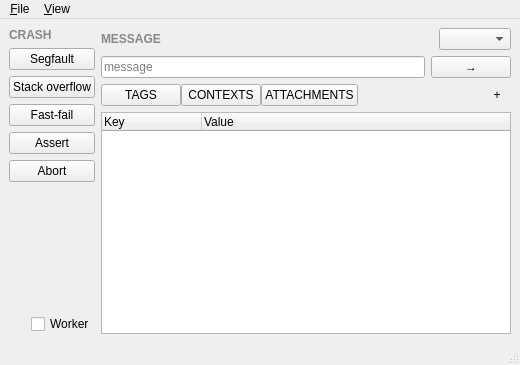
Above: sentrywindow.ui from jpnurmi/sentry-playground before the change. Below: the same form after it.
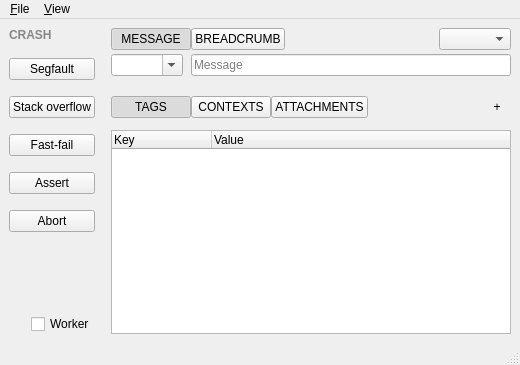
That is the form after the change.

Patch:
```diff
--- a/sentrywindow.ui
+++ b/sentrywindow.ui
@@ -17,6 +17,9 @@
    <layout class="QVBoxLayout" name="rootLayout">
     <item>
      <layout class="QHBoxLayout" name="columnsLayout">
+      <property name="spacing">
+       <number>16</number>
+      </property>
       <item>
        <layout class="QVBoxLayout" name="leftColumn">
         <item>
@@ -88,20 +91,39 @@
       </item>
       <item>
        <layout class="QVBoxLayout" name="rightColumn">
+        <property name="spacing">
+         <number>4</number>
+        </property>
         <item>
-         <layout class="QHBoxLayout" name="captureHeaderLayout">
-          <item>
-           <widget class="QLabel" name="captureHeader">
-            <property name="styleSheet">
-             <string notr="true">color: #888; font-weight: bold;</string>
-            </property>
+         <layout class="QHBoxLayout" name="messageHeaderLayout">
+          <property name="spacing">
+           <number>0</number>
+          </property>
+          <item>
+           <widget class="QPushButton" name="messageButton">
             <property name="text">
              <string>MESSAGE</string>
             </property>
+            <property name="checkable">
+             <bool>true</bool>
+            </property>
+            <property name="checked">
+             <bool>true</bool>
+            </property>
            </widget>
           </item>
           <item>
-           <spacer name="captureHeaderSpacer">
+           <widget class="QPushButton" name="breadcrumbButton">
+            <property name="text">
+             <string>BREADCRUMB</string>
+            </property>
+            <property name="checkable">
+             <bool>true</bool>
+            </property>
+           </widget>
+          </item>
+          <item>
+           <spacer name="messageHeaderSpacer">
             <property name="orientation">
              <enum>Qt::Orientation::Horizontal</enum>
             </property>
@@ -130,28 +152,55 @@
         </item>
         <item>
          <layout class="QHBoxLayout" name="messageLayout">
+          <property name="spacing">
+           <number>8</number>
+          </property>
+          <item>
+           <widget class="QComboBox" name="breadcrumbTypeBox">
+            <property name="sizePolicy">
+             <sizepolicy hsizetype="Maximum" vsizetype="Fixed">
+              <horstretch>0</horstretch>
+              <verstretch>0</verstretch>
+             </sizepolicy>
+            </property>
+            <property name="editable">
+             <bool>true</bool>
+            </property>
+            <property name="sizeAdjustPolicy">
+             <enum>QComboBox::SizeAdjustPolicy::AdjustToContents</enum>
+            </property>
+           </widget>
+          </item>
           <item>
            <widget class="QLineEdit" name="messageText">
             <property name="placeholderText">
-             <string>message</string>
-            </property>
-           </widget>
-          </item>
-          <item>
-           <widget class="QPushButton" name="captureMessageButton">
-            <property name="sizePolicy">
-             <sizepolicy hsizetype="Maximum" vsizetype="Fixed">
-              <horstretch>0</horstretch>
-              <verstretch>0</verstretch>
-             </sizepolicy>
-            </property>
-            <property name="text">
-             <string>→</string>
+             <string>Message</string>
             </property>
            </widget>
           </item>
          </layout>
         </item>
+        <item>
+         <spacer name="sectionSpacer">
+          <property name="orientation">
+           <enum>Qt::Orientation::Vertical</enum>
+          </property>
+          <property name="sizeType">
+           <enum>QSizePolicy::Policy::Fixed</enum>
+          </property>
+          <property name="sizeHint" stdset="0">
+           <size>
+            <width>0</width>
+            <height>16</height>
+           </size>
+          </property>
+         </spacer>
+        </item>
+        <item>
+         <layout class="QVBoxLayout" name="categorySection">
+          <property name="spacing">
+           <number>12</number>
+          </property>
         <item>
          <layout class="QHBoxLayout" name="categoryHeaderLayout">
           <property name="spacing">
@@ -159,41 +208,35 @@
           </property>
           <item>
            <widget class="QPushButton" name="tagsButton">
-            <property name="checkable">
-             <bool>true</bool>
-            </property>
-            <property name="autoExclusive">
-             <bool>true</bool>
-            </property>
             <property name="text">
              <string>TAGS</string>
             </property>
+              <property name="checkable">
+               <bool>true</bool>
+              </property>
+              <property name="checked">
+               <bool>true</bool>
+              </property>
            </widget>
           </item>
           <item>
            <widget class="QPushButton" name="contextsButton">
-            <property name="checkable">
-             <bool>true</bool>
-            </property>
-            <property name="autoExclusive">
-             <bool>true</bool>
-            </property>
             <property name="text">
              <string>CONTEXTS</string>
             </property>
+              <property name="checkable">
+               <bool>true</bool>
+              </property>
            </widget>
           </item>
           <item>
            <widget class="QPushButton" name="attachmentsButton">
-            <property name="checkable">
-             <bool>true</bool>
-            </property>
-            <property name="autoExclusive">
-             <bool>true</bool>
-            </property>
             <property name="text">
              <string>ATTACHMENTS</string>
             </property>
+              <property name="checkable">
+               <bool>true</bool>
+              </property>
            </widget>
           </item>
           <item>
@@ -226,6 +269,12 @@
         </item>
         <item>
          <widget class="QStackedWidget" name="categoryStack">
+            <property name="sizePolicy">
+             <sizepolicy hsizetype="Expanding" vsizetype="Expanding">
+              <horstretch>0</horstretch>
+              <verstretch>0</verstretch>
+             </sizepolicy>
+            </property>
           <widget class="QTreeWidget" name="tagsTable">
            <property name="contextMenuPolicy">
             <enum>Qt::ContextMenuPolicy::CustomContextMenu</enum>
@@ -278,6 +327,8 @@
      </layout>
     </item>
    </layout>
+    </item>
+   </layout>
   </widget>
   <widget class="QMenuBar" name="menubar">
    <property name="geometry">
@@ -285,7 +336,7 @@
      <x>0</x>
      <y>0</y>
      <width>520</width>
-     <height>33</height>
+     <height>30</height>
     </rect>
    </property>
    <widget class="QMenu" name="menuFile">
```
Lines whose indentation alone changed are shown as unchanged.
